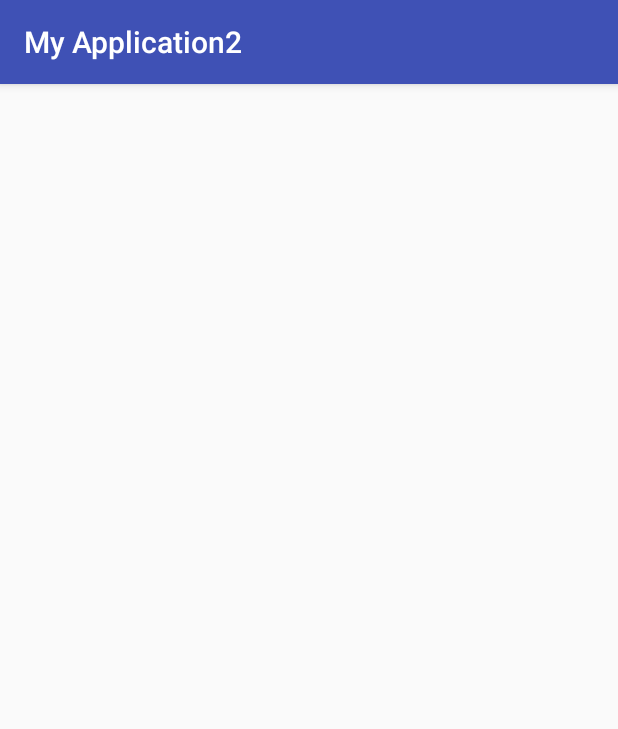
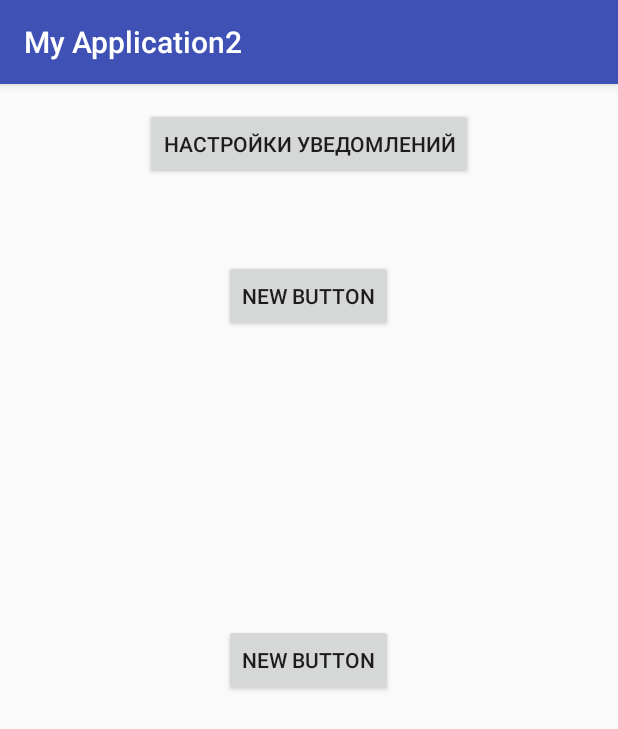
Before and after one commit to IstominMA/HouseDocsInspector, an Android app: the NastrActivity screen opened directly, with no data from a screen before it, on a phone screen of 412 x 824 dp. Shown: the top 729 px of the screen. Run offline under Robolectric (Android 15) with nearby library versions, the phone set to English and light mode, and no system bars.

Commit message:
Obnovlenie v proekte

```diff
--- a/app/src/main/res/layout/activity_nastr.xml
+++ b/app/src/main/res/layout/activity_nastr.xml
@@ -9,4 +9,28 @@
     android:paddingTop="@dimen/activity_vertical_margin"
     tools:context="com.example.login.NastrActivity">
 
+    <Button
+        android:layout_width="wrap_content"
+        android:layout_height="wrap_content"
+        android:text="Настройки уведомлений"
+        android:id="@+id/button3"
+        android:layout_alignParentTop="true"
+        android:layout_centerHorizontal="true" />
+
+    <Button
+        android:layout_width="wrap_content"
+        android:layout_height="wrap_content"
+        android:text="New Button"
+        android:id="@+id/button4"
+        android:layout_below="@+id/button3"
+        android:layout_centerHorizontal="true"
+        android:layout_marginTop="53dp" />
+
+    <Button
+        android:layout_width="wrap_content"
+        android:layout_height="wrap_content"
+        android:text="New Button"
+        android:id="@+id/button5"
+        android:layout_centerVertical="true"
+        android:layout_centerHorizontal="true" />
 </RelativeLayout>
```
